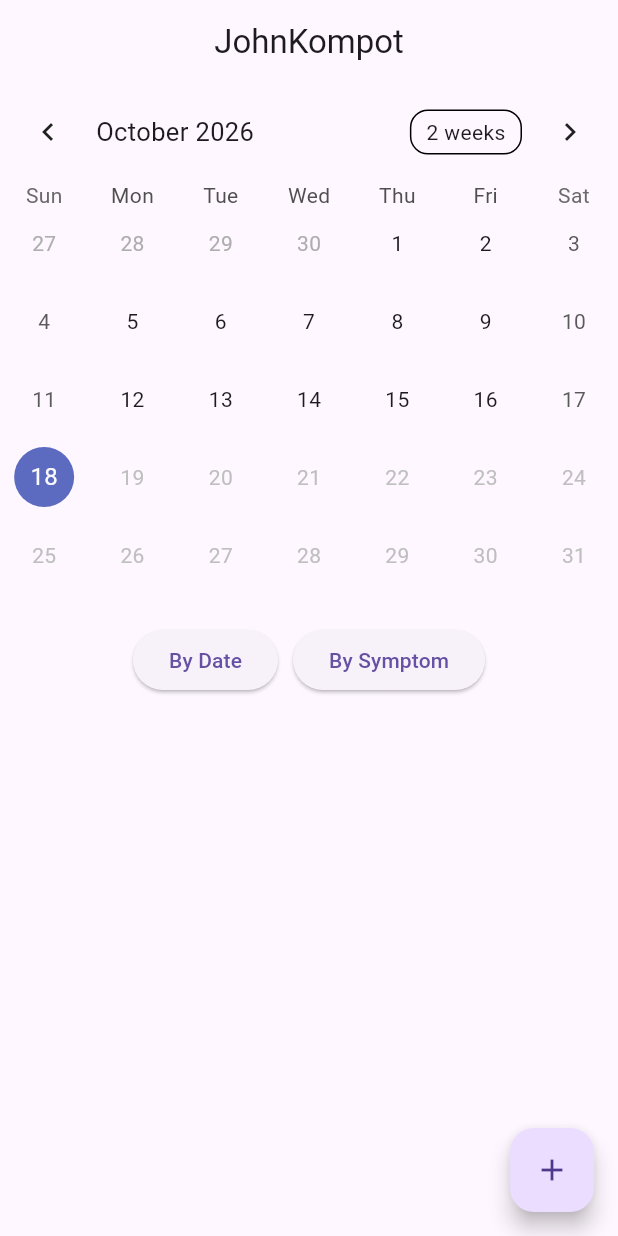
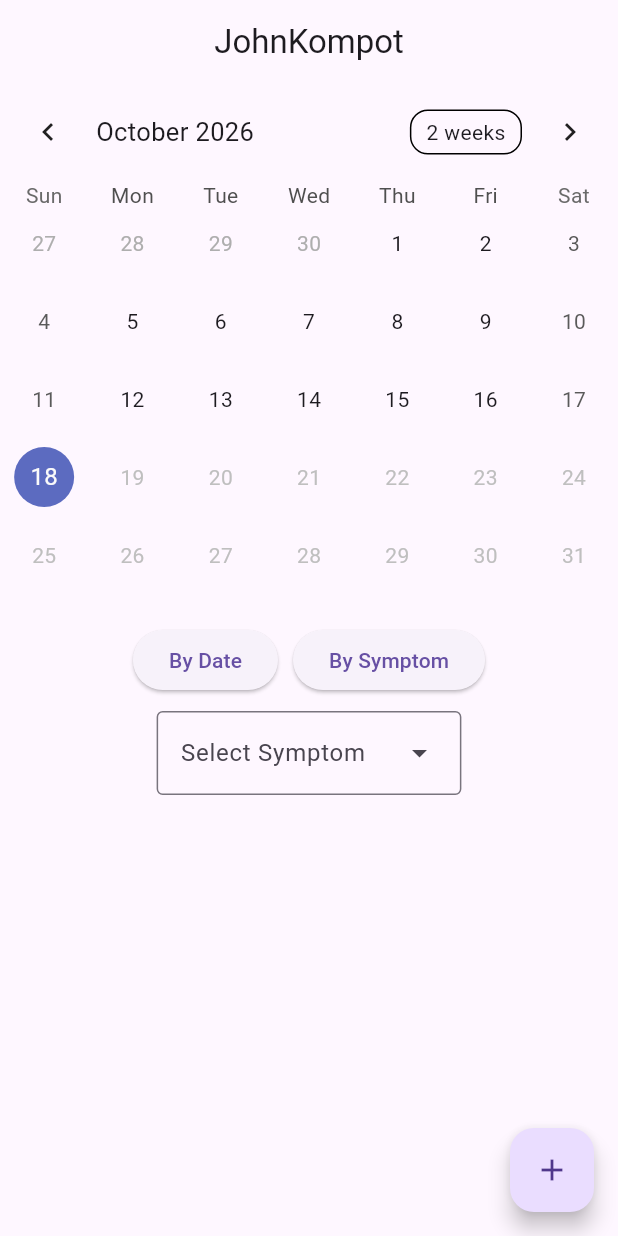
Before and after one commit to RakTotah/HealthHack48-2026, a Flutter app: the screen it shows after launch, after a tap on "By Symptom", on a phone screen of 412 x 824 dp. Run offline on Flutter 3.47's test engine with Material 3 defaults, Android fonts, the phone set to English and light mode, and no system bars; drawn by our look-alikes of table_calendar.

Commit message:
working drop down menu

```diff
--- a/frontend/lib/main.dart
+++ b/frontend/lib/main.dart
@@ -108,6 +108,12 @@ class _CalendarState extends State<Calendar> {
     });
   }
 
+  _setSymptom(String symptom) {
+    setState(() {
+      _selectedSymptom = symptom;
+    });
+  }
+
   _setRange(String range) {
     int days = 0;
     switch (range) {
@@ -127,6 +133,11 @@ class _CalendarState extends State<Calendar> {
     setState(() {
       _selectedRange = days;
     });
+  }
+
+  List<String> _getUserSymptoms() {
+    // Backend logic to fetch user symptoms can be called here
+    return ["Headache", "Fatigue", "Nausea"]; // Example symptom options
   }
 
   List<Symptom> _getSymptoms() {
@@ -165,6 +176,8 @@ class _CalendarState extends State<Calendar> {
     return [];
   }
 
+  late final List<String> _symptomOptions = _getUserSymptoms(); // Example symptom options
+
   @override
   Widget build(BuildContext context) {
     return Column(
@@ -188,7 +201,7 @@ class _CalendarState extends State<Calendar> {
           },
         ),
         SizedBox(height: 20),
-        ModeSelector(_symptomMode, _setMode, _setRange),
+        ModeSelector(_symptomMode, _selectedSymptom, _symptomOptions, _setMode, _setRange, _setSymptom),
         SizedBox(height: 20),
         SymptomList(_getSymptoms()),
       ],
@@ -197,11 +210,14 @@ class _CalendarState extends State<Calendar> {
 }
 
 class ModeSelector extends StatelessWidget {
-  const ModeSelector(this.mode, this.onModeChanged, this.onRangeChanged, {super.key});
+  const ModeSelector(this.mode, this.symptom, this.symptomOptions, this.onModeChanged, this.onRangeChanged, this.onSymptomChanged, {super.key});
 
   final bool mode;
+  final String symptom;
+  final List<String> symptomOptions;
   final Function(bool) onModeChanged;
   final Function(String) onRangeChanged;
+  final Function(String) onSymptomChanged;
 
   @override
   Widget build(BuildContext context) {
@@ -227,8 +243,8 @@ class ModeSelector extends StatelessWidget {
             ),
           ],
         ),
+        SizedBox(height: 10),
         if (mode == false) ...[
-          SizedBox(height: 10),
           Row(
             mainAxisAlignment: MainAxisAlignment.center,
             children: [
@@ -272,6 +288,21 @@ class ModeSelector extends StatelessWidget {
             ],
           ),
         ]
+        else ...[
+          DropdownMenu<String>(
+            initialSelection: symptom,
+            label: Text("Select Symptom"),
+            dropdownMenuEntries: [
+              for (var symptom in symptomOptions) DropdownMenuEntry(value: symptom, label: symptom),
+              // Add more symptoms as needed
+            ],
+            onSelected: (String? value) {
+              if (value != null) {
+                onSymptomChanged(value);
+              }
+            },
+          ),
+        ]
       ],
     );
   }
```
